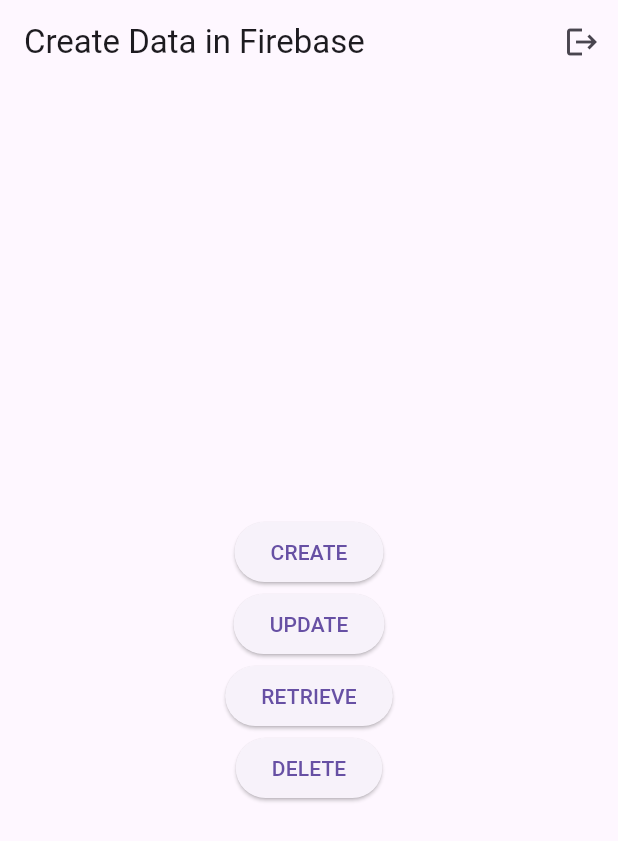
After one commit to henry-dura/Login-Sign-up-page, a Flutter app: the screen it shows once a user with an empty profile is signed in, after a tap on "CREATE", on a phone screen of 412 x 824 dp. The commit adds this screen. Shown: the top 841 px of the screen. Run offline on Flutter 3.47's test engine with Material 2 defaults, Android fonts, the light colour scheme and no system bars; our stand-ins replace cloud_firestore, email_validator, firebase_auth, firebase_core; accounts and stored records are empty.

Commit message:
Added logged in next page

```diff
--- /dev/null
+++ b/lib/database_Functions.dart
@@ -0,0 +1,36 @@
+import 'package:firebase_auth/firebase_auth.dart';
+import 'package:flutter/material.dart';
+import 'package:cloud_firestore/cloud_firestore.dart';
+import 'package:cloud_firestore/cloud_firestore.dart';
+
+CollectionReference users = FirebaseFirestore.instance.collection('users');
+
+Future<void> addUser(String name, String company, int age) {
+  // Call the user's CollectionReference to add a new user
+  return users
+      .doc(name)
+      .set({
+    'full_name': name, // John Doe
+    'company': company, // Stokes and Sons
+    'age': age // 42
+  },)
+      .then((value) => print("User Added"))
+      .catchError((error) => print("Failed to add user: $error"));
+}
+
+
+Future<void> updateUser(id,update) {
+  return users
+      .doc(id)
+      .update(update)
+      .then((value) => print("User Updated"))
+      .catchError((error) => print("Failed to update user: $error"));
+}
+
+Future<void> deleteUser(deleteId) {
+  return users
+      .doc(deleteId)
+      .delete()
+      .then((value) => print("User Deleted"))
+      .catchError((error) => print("Failed to delete user: $error"));
+}
--- /dev/null
+++ b/lib/first_Page.dart
@@ -0,0 +1,45 @@
+import 'package:cloud_firestore/cloud_firestore.dart';
+import 'package:firebase_auth/firebase_auth.dart';
+import 'package:flutter/material.dart';
+import 'database_Functions.dart';
+
+class DataMethods extends StatelessWidget {
+  const DataMethods({super.key});
+
+  @override
+  Widget build(BuildContext context) {
+
+
+    return Scaffold(
+      appBar: AppBar(
+        actions: [
+          IconButton(
+              onPressed: () async {
+                await FirebaseAuth.instance.signOut();
+              },
+              icon: Icon(Icons.logout))
+        ],
+        title: const Text('Create Data in Firebase'),
+      ),
+      body: Center(
+        child: Column(
+          mainAxisAlignment: MainAxisAlignment.center,
+          children: [
+            ElevatedButton(
+                onPressed: () {
+                  addUser('Stephen', 'Facebook', 34);
+                },
+                child: Text('CREATE')),
+            ElevatedButton(onPressed: () {
+              updateUser('Arinze',{'company': 'Amazon'});
+            }, child: Text('UPDATE')),
+            ElevatedButton(onPressed: () {}, child: Text('RETRIEVE')),
+            ElevatedButton(onPressed: () {
+              deleteUser('Arinzechukwu');
+            }, child: Text('DELETE')),
+          ],
+        ),
+      ),
+    );
+  }
+}
--- a/lib/home.dart
+++ b/lib/home.dart
@@ -114,7 +114,7 @@
                       // the form is invalid.
                       if (_formKey.currentState!.validate()) {
                         _formKey.currentState!.save();
-                        isLogin? signIn(email, passWord):signUp(email, passWord);
+                        isLogin? signIn(email.trim(), passWord.trim()):signUp(email.trim(), passWord.trim());
 
                       }
                     },
--- a/pubspec.yaml
+++ b/pubspec.yaml
@@ -38,6 +38,7 @@
   cupertino_icons: ^1.0.2
   email_validator: ^2.1.17
   firebase_auth: ^4.12.0
+  cloud_firestore: ^4.12.2
 
 dev_dependencies:
   flutter_test:
```
Also changed, not shown: lib/functions.dart (+17 -2 lines), lib/main.dart (+32 -75 lines), pubspec.lock, 4 other files.
